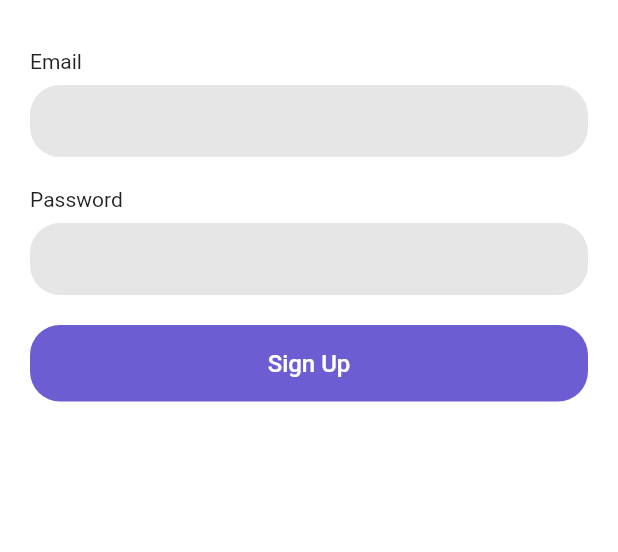
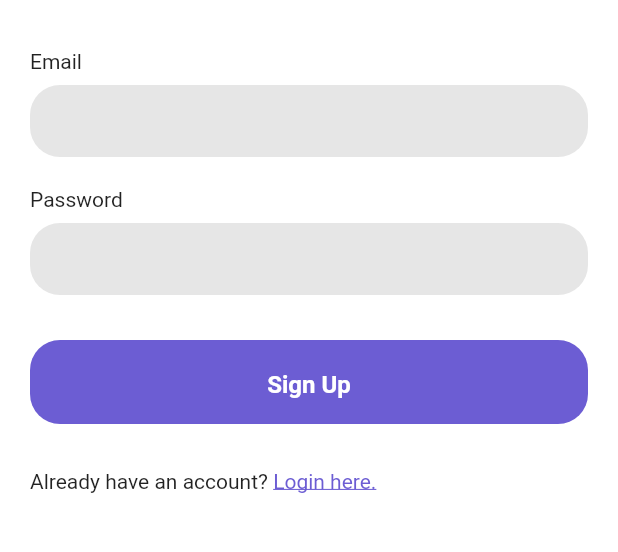
Before and after one commit to mayl730/flutter-easy-card, a Flutter app: the SignUpScreen screen opened by its route, on a phone screen of 412 x 824 dp, the part 212-764 px from its top. Run offline on Flutter 3.47's test engine with Material 2 defaults, Android fonts, the light colour scheme and no system bars; drawn by our look-alikes of flutter_form_builder; our stand-ins replace auto_size_text, firebase_core, go_router; accounts and stored records are empty.

Commit message:
fix: use custom action buttons for login and signup screens

```diff
--- /dev/null
+++ b/lib/components/custom_action_button.dart
@@ -0,0 +1,56 @@
+import 'package:flutter/material.dart';
+import 'package:flutter_easy_card/theme.dart';
+
+class CustomActionButton extends StatelessWidget {
+  final String label;
+  final VoidCallback onPressed;
+  final IconData? icon;
+
+  const CustomActionButton({
+    super.key,
+    required this.label,
+    required this.onPressed,
+    this.icon,
+  });
+
+  @override
+  Widget build(BuildContext context) {
+    return SizedBox(
+      width: double.infinity,
+      child: ElevatedButton(
+        onPressed: onPressed,
+        style: ButtonStyle(
+          padding: MaterialStateProperty.all<EdgeInsets>(
+            const EdgeInsets.all(16.0),
+          ),
+          shape: MaterialStateProperty.all<RoundedRectangleBorder>(
+            RoundedRectangleBorder(
+              borderRadius: BorderRadius.circular(20),
+            ),
+          ),
+          backgroundColor: MaterialStateProperty.all<Color>(
+            easyPurple,
+          ),
+          elevation: MaterialStateProperty.all<double>(0),
+        ),
+        child: Row(
+          mainAxisAlignment: MainAxisAlignment.center,
+          children: [
+            if (icon != null) ...[
+              Icon(
+                icon,
+                color: Colors.white,
+                size: 24.0,
+              ),
+              const SizedBox(width: 10)
+            ],
+            Text(
+              label,
+              style: buttonStyleBold,
+            ),
+          ],
+        ),
+      ),
+    );
+  }
+}
--- a/lib/login/ui/screens/sign_up_screen.dart
+++ b/lib/login/ui/screens/sign_up_screen.dart
@@ -1,4 +1,6 @@
+import 'package:flutter/gestures.dart';
 import 'package:flutter/material.dart';
+import 'package:flutter_easy_card/components/custom_action_button.dart';
 import 'package:flutter_easy_card/theme.dart';
 import 'package:flutter_form_builder/flutter_form_builder.dart';
 import 'package:go_router/go_router.dart';
@@ -119,39 +121,35 @@ class _SignUpScreenState extends State<SignUpScreen> {
                             fillColor: formGrey,
                           ),
                         ),
-                        SizedBox(height: 20),
-                        SizedBox(
-                          width: double.infinity,
-                          child: ElevatedButton(
-                            onPressed: () {
-                              if (_formKey.currentState!.saveAndValidate()) {
-                                print(_formKey.currentState!.value);
-                              }
-                            },
-                            style: ButtonStyle(
-                              padding: MaterialStateProperty.all<EdgeInsets>(
-                                const EdgeInsets.all(16.0),
+                        SizedBox(height: 30),
+                        CustomActionButton(
+                          label: 'Sign Up',
+                          onPressed: () {
+                            context.push("/sign-up");
+                          },
+                        ),
+                        const SizedBox(height: 30),
+                        Text.rich(
+                          textAlign: TextAlign.center,
+                          TextSpan(
+                            text: 'Already have an account? ',
+                            style: TextStyle(fontSize: 14),
+                            children: [
+                              TextSpan(
+                                text: 'Login here.',
+                                style: TextStyle(
+                                  fontSize: 14,
+                                  decoration: TextDecoration.underline,
+                                  color: easyPurple,
+                                ),
+                                recognizer: TapGestureRecognizer()
+                                  ..onTap = () {
+                                    print('Login here');
+                                  },
                               ),
-                              shape: MaterialStateProperty.all<
-                                  RoundedRectangleBorder>(
-                                RoundedRectangleBorder(
-                                  borderRadius: BorderRadius.circular(20),
-                                ),
-                              ),
-                              backgroundColor: MaterialStateProperty.all<Color>(
-                                easyPurple,
-                              ),
-                              elevation: MaterialStateProperty.all<double>(0),
-                            ),
-                            child: const Text(
-                              'Sign Up',
-                              style: TextStyle(
-                                color: Colors.white,
-                                fontSize: 16,
-                              ),
-                            ),
+                            ],
                           ),
-                        ),
+                        )
                       ],
                     ),
                   )
--- a/lib/theme.dart
+++ b/lib/theme.dart
@@ -24,3 +24,10 @@ const TextStyle contentStyle = TextStyle(
   height: 1.5,
   fontWeight: FontWeight.w400,
 );
+
+const TextStyle buttonStyleBold = TextStyle(
+  fontSize: 16,
+  color: Colors.white,
+  height: 1.5,
+  fontWeight: FontWeight.w700,
+);
```
Also changed, not shown: lib/login/ui/screens/login_screen.dart (+8 -40 lines), lib/main.dart (+6 -6 lines).
